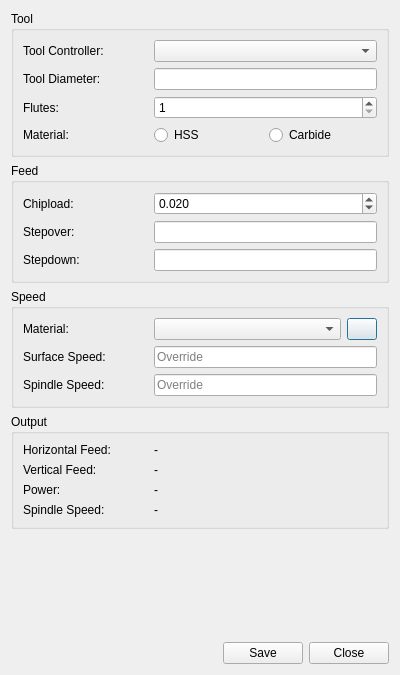
First picture: the form in PathFeedsAndSpeedsGui.ui, repository dubstar-04/FeedsAndSpeeds, before the edit.
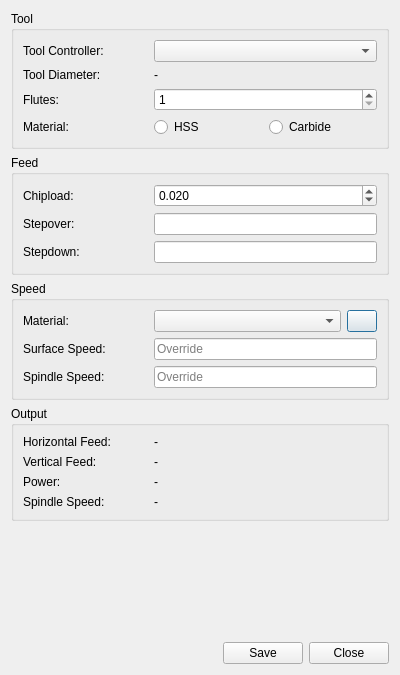
Second picture: the form after the edit. Custom widgets are drawn as their Qt base class.

Commit message: swap the tool diameter line edit for a label

Patch:
```diff
--- a/PathFeedsAndSpeedsGui.ui
+++ b/PathFeedsAndSpeedsGui.ui
@@ -92,6 +92,13 @@
         </property>
        </widget>
       </item>
+      <item row="1" column="1">
+       <widget class="QLabel" name="toolDia_LE">
+        <property name="text">
+         <string>-</string>
+        </property>
+       </widget>
+      </item>
       <item row="2" column="0">
        <widget class="QLabel" name="label_7">
         <property name="sizePolicy">
@@ -185,25 +192,6 @@
         </item>
        </layout>
       </item>
-      <item row="1" column="1">
-       <widget class="Gui::InputField" name="toolDia_LE">
-        <property name="sizePolicy">
-         <sizepolicy hsizetype="Preferred" vsizetype="Fixed">
-          <horstretch>0</horstretch>
-          <verstretch>0</verstretch>
-         </sizepolicy>
-        </property>
-        <property name="toolTip">
-         <string>&lt;html&gt;&lt;head/&gt;&lt;body&gt;&lt;p&gt;Tool Diameter&lt;/p&gt;&lt;/body&gt;&lt;/html&gt;</string>
-        </property>
-        <property name="readOnly">
-         <bool>true</bool>
-        </property>
-        <property name="unit" stdset="0">
-         <string notr="true"/>
-        </property>
-       </widget>
-      </item>
      </layout>
     </widget>
    </item>
```
Left out of the diff: 1 changed line with no effect on the pictures. The commit also changes 1 other file.
